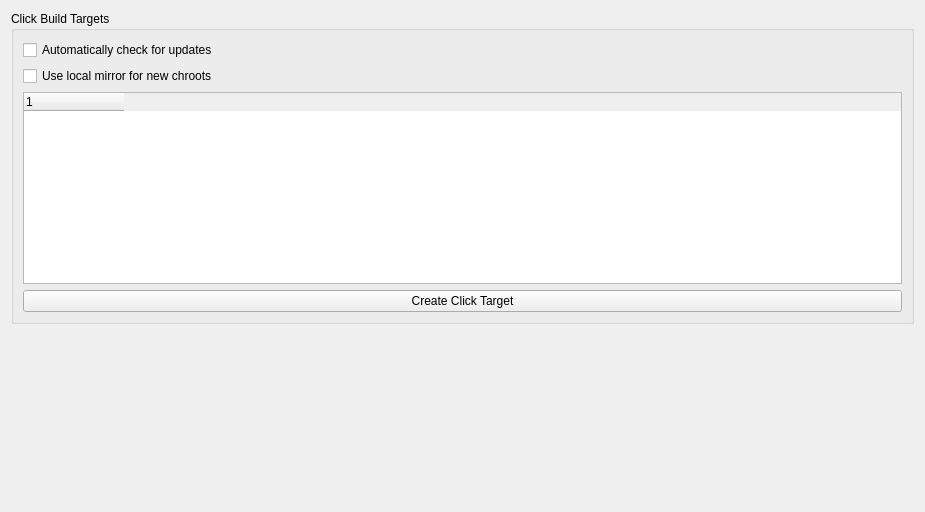
Above: src/ubuntu/ubuntusettingsclickwidget.ui from runelabs/qtcreator-plugin-ubuntu before the change. Below: the same form after it.
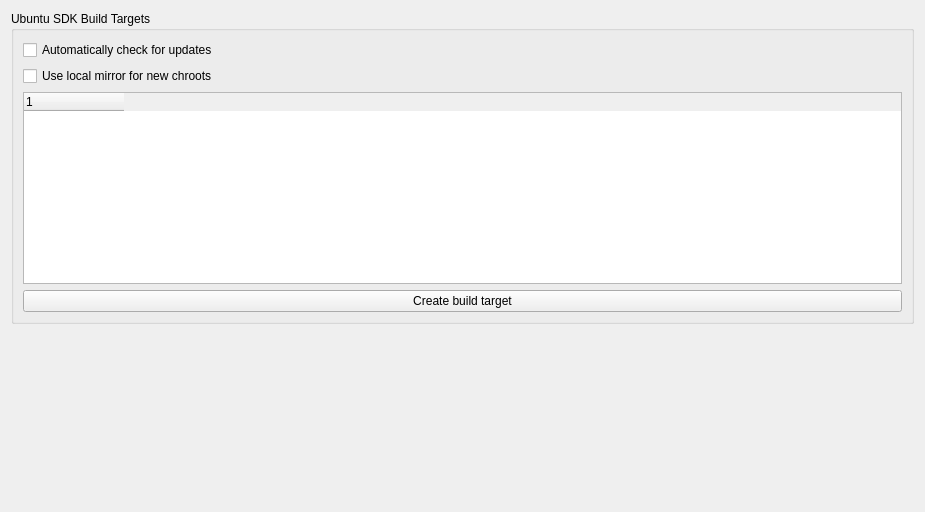
That is the form after the change.

Commit message: - Removed obsolete click-chroot-agent - Fixed lots of issues from the testing - Switch to ubuntu-sdk-tools

The edit to the form file:
```diff
--- a/src/ubuntu/ubuntusettingsclickwidget.ui
+++ b/src/ubuntu/ubuntusettingsclickwidget.ui
@@ -17,7 +17,7 @@
    <item>
     <widget class="QGroupBox" name="groupBox">
      <property name="title">
-      <string>Click Build Targets</string>
+      <string>Ubuntu SDK Build Targets</string>
      </property>
      <layout class="QVBoxLayout" name="verticalLayout">
       <item>
@@ -58,7 +58,7 @@
       <item>
        <widget class="QPushButton" name="pushButtonCreateClickTarget">
         <property name="text">
-         <string>Create Click Target</string>
+         <string>Create build target</string>
         </property>
        </widget>
       </item>
```
The commit also changes 22 other files.
